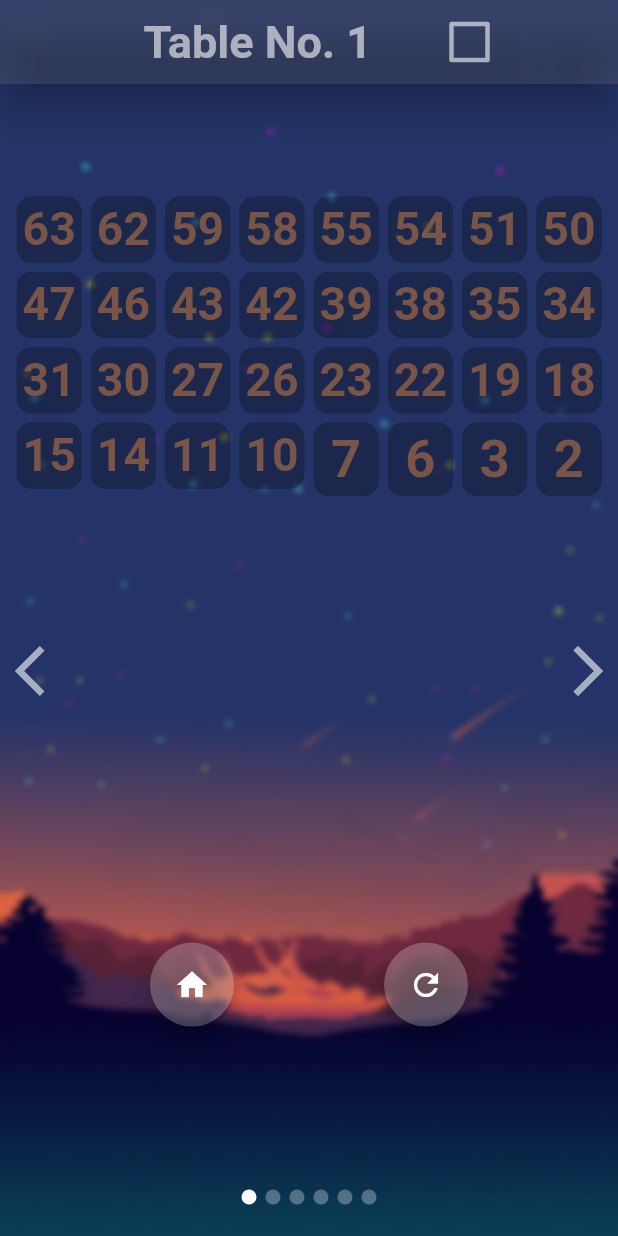
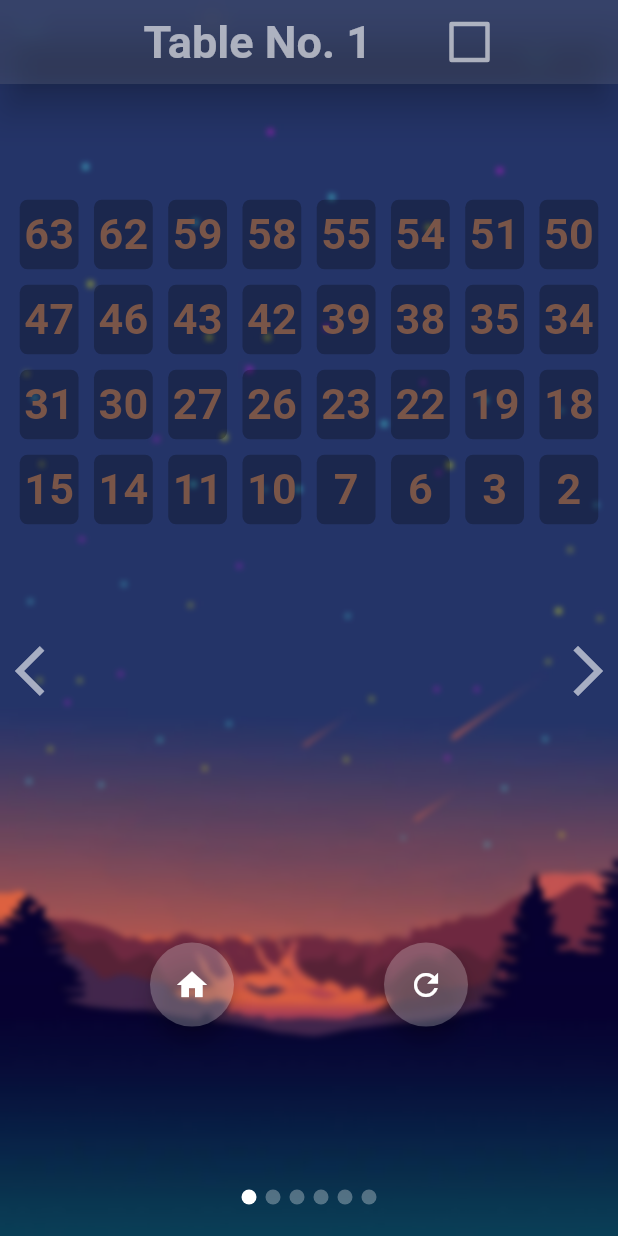
Before and after one commit to metaspook/numagic, a Flutter app: the NumberGridPage screen opened directly, after a tap on "DONE", on a phone screen of 412 x 824 dp. Run offline on Flutter 3.47's test engine with Material 2 defaults, Android fonts, the phone set to English and light mode, and no system bars; drawn by our look-alikes of card_swiper; our stand-ins replace audioplayers.

Commit message:
add responsive number grid and table

```diff
--- a/lib/pages/number_grid_page.dart
+++ b/lib/pages/number_grid_page.dart
@@ -1,8 +1,6 @@
 import 'package:flutter/material.dart';
 import 'package:numagic/pages/number_table_page.dart';
-import 'package:numagic/utils/methods.dart';
-import 'package:numagic/widgets/appbar_mod.dart';
-import 'package:numagic/widgets/translucent_background.dart';
+import 'package:numagic/widgets/widgets.dart';
 
 class NumberGridPage extends StatefulWidget {
   const NumberGridPage({Key? key}) : super(key: key);
@@ -17,6 +15,8 @@ class _NumberGridPageState extends State<NumberGridPage> {
 
   @override
   Widget build(BuildContext context) {
+    final shortestSide = MediaQuery.of(context).size.shortestSide;
+
     _numberList.shuffle();
     return Scaffold(
       extendBodyBehindAppBar: true,
@@ -35,30 +35,13 @@ class _NumberGridPageState extends State<NumberGridPage> {
             ),
             child: GridView.builder(
               physics: const BouncingScrollPhysics(),
-              gridDelegate: const SliverGridDelegateWithFixedCrossAxisCount(
+              gridDelegate: SliverGridDelegateWithFixedCrossAxisCount(
                 crossAxisCount: 5,
+                childAspectRatio: shortestSide * 0.00275,
               ),
               itemCount: _numberList.length,
               itemBuilder: (context, index) {
-                return Container(
-                  margin: const EdgeInsets.all(5),
-                  decoration: BoxDecoration(
-                    color: Colors.black26,
-                    borderRadius: BorderRadius.circular(10),
-                  ),
-                  alignment: Alignment.center,
-                  child: Padding(
-                    padding: const EdgeInsets.all(8),
-                    child: Text(
-                      "${_numberList[index] + 1}",
-                      style: TextStyle(
-                        color: Methods().colorPrimariesRandomIndex(index),
-                        fontSize: 35,
-                        fontWeight: FontWeight.bold,
-                      ),
-                    ),
-                  ),
-                );
+                return NumberCell(index + 1);
               },
             ),
           ),
--- a/lib/widgets/number_cell.dart
+++ b/lib/widgets/number_cell.dart
@@ -2,29 +2,30 @@ import 'package:flutter/material.dart';
 import 'package:numagic/utils/utils.dart';
 
 class NumberCell extends StatelessWidget {
-  const NumberCell({Key? key, required this.number}) : super(key: key);
+  const NumberCell(this.number, {Key? key}) : super(key: key);
 
   final int number;
 
   @override
   Widget build(BuildContext context) {
+    final size = MediaQuery.of(context).size;
     return Container(
-      margin: const EdgeInsets.all(3),
-      padding: const EdgeInsets.all(4),
+      margin: EdgeInsets.all(size.shortestSide * 0.0125),
+      padding: EdgeInsets.symmetric(
+        vertical: size.shortestSide * 0.015,
+      ),
       decoration: BoxDecoration(
         color: Colors.black26,
-        borderRadius: BorderRadius.circular(10),
+        borderRadius: BorderRadius.circular(size.shortestSide * 0.0125),
       ),
       alignment: Alignment.center,
-      child: FittedBox(
       child: Text(
         number.toString(),
         textAlign: TextAlign.center,
         style: TextStyle(
           color: Methods().colorPrimariesRandom(),
-            fontSize: 35,
+          fontSize: size.longestSide * 0.035,
           fontWeight: FontWeight.bold,
-          ),
         ),
       ),
     );
--- a/lib/widgets/number_table.dart
+++ b/lib/widgets/number_table.dart
@@ -15,9 +15,7 @@ class NumberTable extends StatelessWidget {
           TableRow(
             children: <Widget>[
               for (var j = 0; j < itemTable.elementAt(i).length; j++)
-                NumberCell(
-                  number: itemList[itemTable.elementAt(i).elementAt(j) - 1],
-                )
+                NumberCell(itemList[itemTable.elementAt(i).elementAt(j) - 1])
             ],
           ),
       ],
```
Lines whose indentation alone changed are shown as unchanged.
